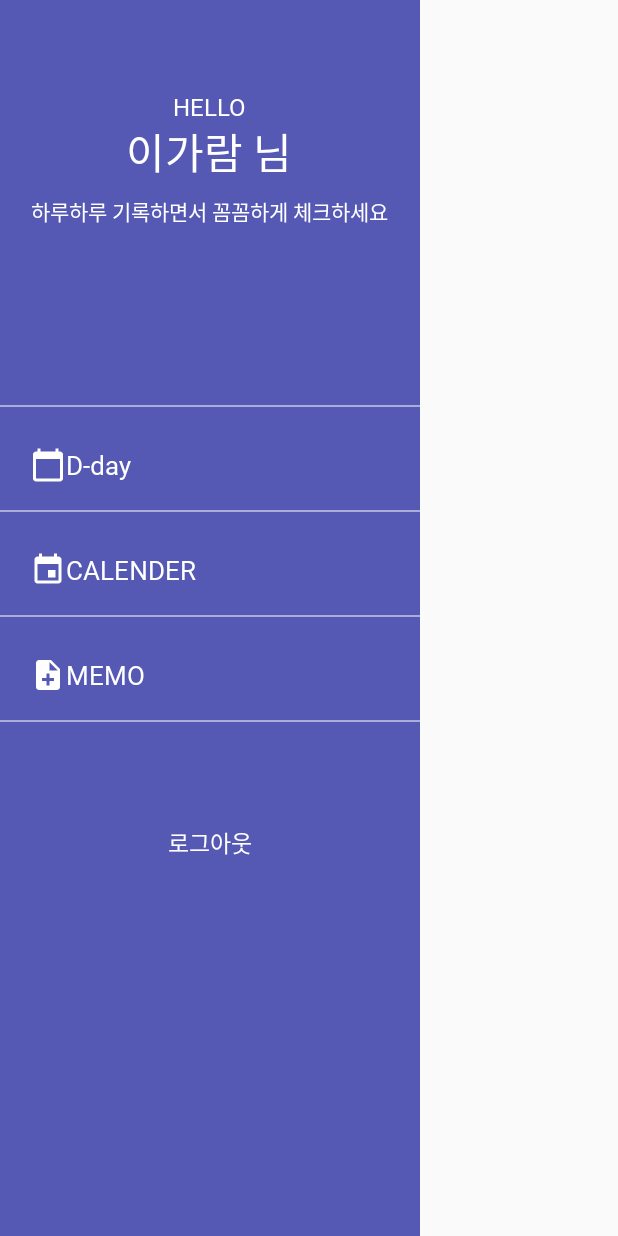
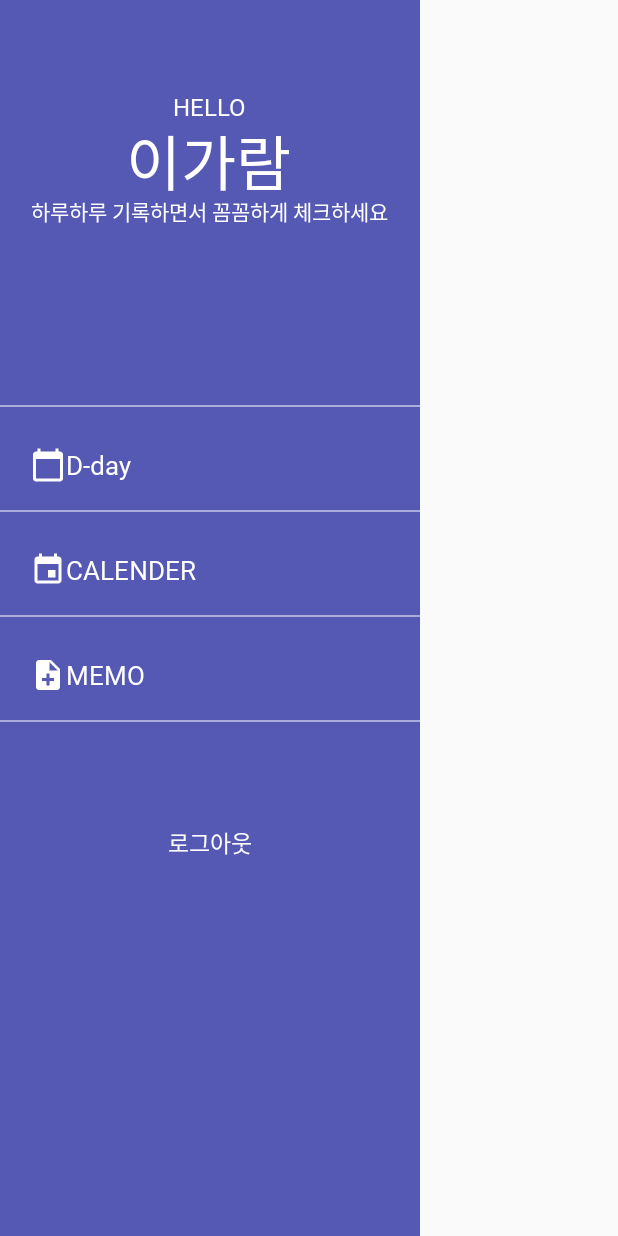
Before and after one commit to IknowAra/Check-Check-, an Android app: the layout activity_drawer.xml on its own in the app's theme, with its tools: preview values and no code run, on a phone screen of 412 x 824 dp. Run offline under Robolectric (Android 15) with nearby library versions, the light colour scheme and no system bars.

Commit message:
자바쌤 점검(최종)

```diff
--- a/app/src/main/java/com/javaProject/checkcheck/HomeActivity.java
+++ b/app/src/main/java/com/javaProject/checkcheck/HomeActivity.java
@@ -17,7 +17,7 @@ public class HomeActivity extends AppCompatActivity {
     @Override
     protected void onCreate(Bundle savedInstanceState) {
         super.onCreate(savedInstanceState);
-        setContentView(R.layout.activity_main);
+        setContentView(R.layout.activity_home);
 
         drawerLayout = (DrawerLayout)findViewById(R.id.drawer_layout);
         drawerView = (View)findViewById(R.id.drawer);
--- a/app/src/main/java/com/javaProject/checkcheck/JoinActivity.java
+++ b/app/src/main/java/com/javaProject/checkcheck/JoinActivity.java
@@ -1,5 +1,6 @@
 package com.javaProject.checkcheck;
 
+import android.content.Intent;
 import android.os.Bundle;
 import android.util.Log;
 import android.view.View;
@@ -49,6 +50,8 @@ public class JoinActivity extends AppCompatActivity {
                         if (task.isSuccessful()) {
                             FirebaseUser user = mAuth.getCurrentUser();
 
+                            Intent intent = new Intent(getApplicationContext(), HomeActivity.class);
+                            startActivity(intent);
                         } else {
 
                         }
--- a/app/src/main/res/layout/activity_drawer.xml
+++ b/app/src/main/res/layout/activity_drawer.xml
@@ -1,11 +1,12 @@
 <?xml version="1.0" encoding="utf-8"?>
 <LinearLayout xmlns:android="http://schemas.android.com/apk/res/android"
-    android:orientation="vertical"
+    android:id="@+id/drawer"
     android:layout_width="280dp"
     android:layout_height="match_parent"
     android:layout_gravity="start"
-    android:id="@+id/drawer"
-    android:background="#5559b4">
+    android:background="#5559b4"
+    android:gravity="center"
+    android:orientation="vertical">
 
     <RelativeLayout
         android:layout_width="match_parent"
@@ -71,15 +72,17 @@
         <TextView
             android:layout_width="wrap_content"
             android:layout_height="wrap_content"
-            android:layout_alignParentEnd="true"
             android:layout_alignParentRight="true"
-            android:layout_marginEnd="85dp"
-            android:layout_marginLeft="94dp"
-            android:layout_marginRight="85dp"
-            android:layout_marginTop="80dp"
-            android:text="이가람 님"
+            android:layout_alignParentStart="true"
+            android:layout_alignParentTop="true"
+            android:layout_marginRight="75dp"
+            android:layout_marginStart="84dp"
+            android:layout_marginTop="77dp"
+            android:foregroundGravity="center_vertical|center|center_horizontal"
+            android:gravity="center"
+            android:text="이가람 "
             android:textColor="#ffffff"
-            android:textSize="28dp"></TextView>
+            android:textSize="40dp"></TextView>
 
         <TextView
             android:layout_width="wrap_content"
--- a/app/src/main/res/layout/activity_main.xml
+++ b/app/src/main/res/layout/activity_main.xml
@@ -96,7 +96,7 @@
         android:layout_gravity="center"
         android:layout_marginTop="20dp"
         android:background="@color/colorPrimary"
-        android:text="회원가입"
+        android:text="로그인"
         android:textColor="#ffffff"
         android:textSize="20dp"
         android:textStyle="bold"
--- a/app/src/main/res/values/colors.xml
+++ b/app/src/main/res/values/colors.xml
@@ -1,6 +1,6 @@
 <?xml version="1.0" encoding="utf-8"?>
 <resources>
     <color name="colorPrimary">#FF7F00</color><!--전체적인 색감-->
-    <color name="colorPrimaryDark">#00ff0000</color><!--상단바 색-->
+    <color name="colorPrimaryDark">#000000</color><!--상단바 색-->
     <color name="colorAccent">#a5ceb3</color><!--커서 색-->
 </resources>
--- a/app/src/main/res/values/styles.xml
+++ b/app/src/main/res/values/styles.xml
@@ -1,7 +1,9 @@
 <resources>
     <!-- Base application theme. -->
     <style name="AppTheme" parent="Theme.AppCompat.Light.DarkActionBar">
-        <!-- Customize your theme here. -->
+        <item name="windowActionBar">false</item>
+        <item name="windowNoTitle">true</item>
+                <!-- Customize your theme here. -->
         <item name="colorPrimary">#00ff0000</item>
         <item name="colorPrimaryDark">@color/colorPrimaryDark</item>
         <item name="colorAccent">@color/colorAccent</item>
```
Also changed, not shown: app/src/main/java/com/javaProject/checkcheck/MainActivity.java (+35 -2 lines), app/src/main/java/com/javaProject/checkcheck/User.java (deleted, +0 -42 lines), app/src/main/res/layout/activity_home.xml (+3 -12 lines), app/src/main/res/drawable-v24/homescreen.png (deleted).
